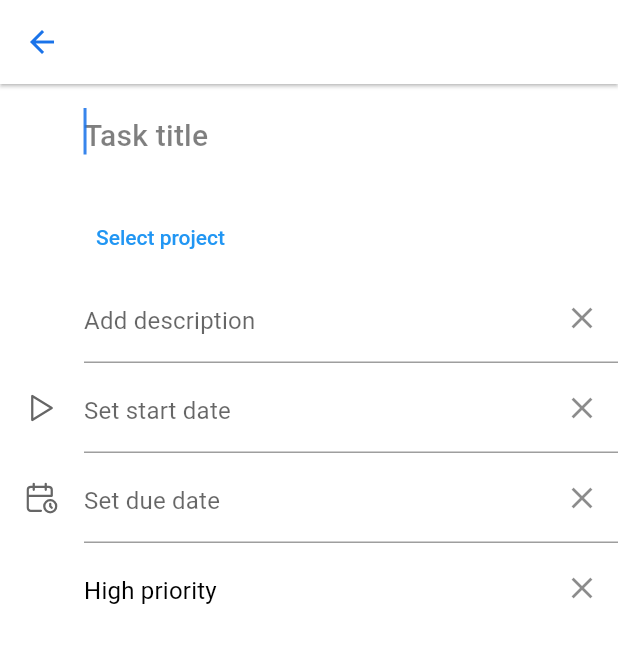
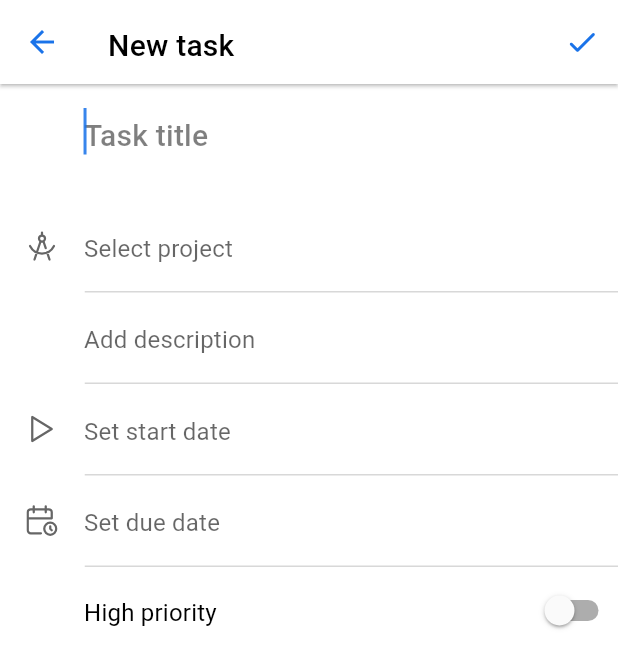
Before and after one commit to ONLYOFFICE/projects-mobile, a Flutter app: the NewTaskView screen opened by its route, on a phone screen of 412 x 824 dp. Shown: the top 668 px of the screen. Run offline on Flutter 3.47's test engine with Material 2 defaults, Android fonts, the phone set to English and light mode, and no system bars; our stand-ins replace flutter_secure_storage, flutter_svg, get, get_it, get_storage, pull_to_refresh and 3 more; missing offline and left inert: bottom_sheet, darq, drop_cap_text; accounts and stored records are empty; generated files the repository leaves out were written again.

Commit message:
new task project and milestone selection, description editing

```diff
--- a/lib/domain/controllers/tasks/new_task_controller.dart
+++ b/lib/domain/controllers/tasks/new_task_controller.dart
@@ -1,11 +1,80 @@
-import 'package:flutter/cupertino.dart';
 import 'package:get/get.dart';
+import 'package:projects/presentation/shared/widgets/styled_alert_dialog.dart';
 
 class NewTaskController extends GetxController {
-  RxBool projectSelected = false.obs;
+  var _selectedProjectId;
+  RxString selectedProjectTitle = ''.obs;
 
-  var projectFieldC = TextEditingController();
-  var descriptionFieldC = TextEditingController();
-  var startDateFieldC = TextEditingController();
-  var dueDateFieldC = TextEditingController();
+  var _selectedMilestoneId;
+  RxString selectedMilestoneTitle = ''.obs;
+
+  RxString description = ''.obs;
+  RxBool highPriority = false.obs;
+
+  RxBool selectProjectError = false.obs;
+
+  int get selectedProjectId => _selectedProjectId;
+  int get selectedMilestoneId => _selectedMilestoneId;
+
+  void changeProjectSelection({var id, String title}) {
+    if (id != null && title != null) {
+      selectedProjectTitle.value = title;
+      _selectedProjectId = id;
+      selectProjectError.value = false;
+    } else {
+      removeProjectSelection();
+    }
+    Get.back();
+  }
+
+  void removeProjectSelection() {
+    _selectedProjectId = null;
+    selectedProjectTitle.value = '';
+  }
+
+  void changeMilestoneSelection({var id, String title}) {
+    if (id != null && title != null) {
+      selectedMilestoneTitle.value = title;
+      _selectedMilestoneId = id;
+    } else {
+      removeMilestoneSelection();
+    }
+    Get.back();
+  }
+
+  void removeMilestoneSelection() {
+    _selectedMilestoneId = null;
+    selectedMilestoneTitle.value = '';
+  }
+
+  void changePriority(bool value) {
+    highPriority.value = value;
+  }
+
+  void confirmDescription(String newText) {
+    description.value = newText;
+    Get.back();
+  }
+
+  void leaveDescriptionView(String typedText) {
+    if (typedText.isEmpty) {
+      Get.back();
+    } else {
+      Get.dialog(StyledAlertDialog(
+        titleText: 'Discard changes?',
+        contentText: 'If you leave, all changes will be lost.',
+        acceptText: 'DELETE',
+        onAcceptTap: () {
+          Get.back();
+          Get.back();
+        },
+        onCancelTap: () => Get.back(),
+      ));
+    }
+  }
+
+  void confirm() {
+    print(_selectedProjectId);
+    if (_selectedProjectId == null) selectProjectError.value = true;
+  }
 }
--- a/lib/internal/locator.dart
+++ b/lib/internal/locator.dart
@@ -72,9 +72,9 @@ void setupLocator() {
   Get.lazyPut(() => CommentsController(), fenix: true);
   Get.lazyPut(() => FilesController(), fenix: true);
   Get.lazyPut(() => GroupsController(), fenix: true);
-  Get.lazyPut(() => MilestonesController());
+  Get.lazyPut(() => MilestonesController(), fenix: true);
   Get.lazyPut(() => NewTaskController(), fenix: true);
-  Get.lazyPut(() => ProjectsController());
+  Get.lazyPut(() => ProjectsController(), fenix: true);
   Get.lazyPut(() => StatusesController(), fenix: true);
   Get.lazyPut(() => TaskFilterController());
   Get.lazyPut(() => TaskStatusesController(), fenix: true);
--- a/lib/internal/pages_setup.dart
+++ b/lib/internal/pages_setup.dart
@@ -4,12 +4,14 @@ import 'package:projects/presentation/views/authentication/code_view.dart';
 import 'package:projects/presentation/views/authentication/login_view.dart';
 import 'package:projects/presentation/views/authentication/portal_view.dart';
 import 'package:projects/presentation/views/navigation_view.dart';
+import 'package:projects/presentation/views/new_task/new_task_description.dart';
 import 'package:projects/presentation/views/new_task/new_task_view.dart';
+import 'package:projects/presentation/views/new_task/select/select_milestone_view.dart';
 import 'package:projects/presentation/views/project_detailed/project_detailed_view.dart';
 import 'package:projects/presentation/views/projects_view/new_project/descriprion_view.dart';
 import 'package:projects/presentation/views/projects_view/new_project/new_project_view.dart';
 import 'package:projects/presentation/views/projects_view/new_project/project_manager_view.dart';
-import 'package:projects/presentation/views/new_task/select_project_view.dart';
+import 'package:projects/presentation/views/new_task/select/select_project_view.dart';
 import 'package:projects/presentation/views/projects_view/new_project/team_selection.dart';
 import 'package:projects/presentation/views/projects_view/projects_view.dart';
 import 'package:projects/presentation/views/projects_view/project_search_view.dart';
@@ -25,7 +27,9 @@ List<GetPage> getxPages() => [
       GetPage(name: 'NavigationView', page: () => NavigationView()),
       GetPage(name: 'TaskDetailedView', page: () => TaskDetailedView()),
       GetPage(name: 'NewTaskView', page: () => NewTaskView()),
+      GetPage(name: 'NewTaskDescription', page: () => NewTaskDescription()),
       GetPage(name: 'SelectProjectView', page: () => SelectProjectView()),
+      GetPage(name: 'SelectMilestoneView', page: () => SelectMilestoneView()),
       GetPage(name: 'ProjectSearchView', page: () => ProjectSearchView()),
       GetPage(name: 'NewProject', page: () => NewProject()),
       GetPage(
--- a/lib/presentation/shared/widgets/styled_app_bar.dart
+++ b/lib/presentation/shared/widgets/styled_app_bar.dart
@@ -11,9 +11,10 @@ class StyledAppBar extends StatelessWidget implements PreferredSizeWidget {
   final List<Widget> actions;
   final Widget bottom;
   final double elevation;
+  final Widget leading;
 
-  StyledAppBar({
-    Key key,
+  StyledAppBar(
+      {Key key,
       this.actions,
       this.elevation = 1,
       this.title,
@@ -22,7 +23,8 @@ class StyledAppBar extends StatelessWidget implements PreferredSizeWidget {
       this.bottom,
       this.bottomHeight = 44,
       this.showBackButton = true,
-  })  : assert(titleText == null || title == null),
+      this.leading})
+      : assert(titleText == null || title == null),
         // assert((bottom != null || bottomHeight == null) ||
         //     (bottom == null && bottomHeight == null)),
         // assert((bottom != null || bottomHeight == null)),
@@ -41,6 +43,7 @@ class StyledAppBar extends StatelessWidget implements PreferredSizeWidget {
       backgroundColor: lightColors.onPrimarySurface,
       automaticallyImplyLeading: showBackButton,
       elevation: elevation,
+      leading: leading,
       textTheme: TextTheme(
           headline6: TextStyleHelper.headline6(color: lightColors.onSurface)),
       actions: actions,
--- /dev/null
+++ b/lib/presentation/shared/widgets/styled_divider.dart
@@ -0,0 +1,29 @@
+import 'package:flutter/material.dart';
+import 'package:projects/presentation/shared/theme/custom_theme.dart';
+
+// TODO: Styled Divider. Delete as see
+class StyledDivider extends StatelessWidget {
+  final double leftPadding;
+  final double rightPadding;
+  final double height;
+  final double thickness;
+  const StyledDivider({
+    Key key,
+    this.leftPadding,
+    this.rightPadding,
+    this.height = 1,
+    this.thickness = 1,
+  }) : super(key: key);
+
+  @override
+  Widget build(BuildContext context) {
+    return Divider(
+      key: key,
+      indent: leftPadding,
+      endIndent: rightPadding,
+      color: Theme.of(context).customColors().outline,
+      thickness: thickness,
+      height: height,
+    );
+  }
+}
--- a/lib/presentation/views/new_task/new_task_view.dart
+++ b/lib/presentation/views/new_task/new_task_view.dart
@@ -5,17 +5,25 @@ import 'package:projects/presentation/shared/theme/custom_theme.dart';
 import 'package:projects/presentation/shared/theme/text_styles.dart';
 import 'package:projects/presentation/shared/widgets/app_icons.dart';
 import 'package:projects/presentation/shared/widgets/styled_app_bar.dart';
+import 'package:projects/presentation/shared/widgets/styled_divider.dart';
 
 class NewTaskView extends StatelessWidget {
   const NewTaskView({Key key}) : super(key: key);
 
   @override
   Widget build(BuildContext context) {
-    var _newTaskController = Get.find<NewTaskController>();
+    var controller = Get.find<NewTaskController>();
 
     return Scaffold(
       backgroundColor: Theme.of(context).customColors().backgroundColor,
-      appBar: StyledAppBar(),
+      appBar: StyledAppBar(
+        titleText: 'New task',
+        actions: [
+          IconButton(
+              icon: Icon(Icons.check_rounded),
+              onPressed: () => controller.confirm())
+        ],
+      ),
       body: SingleChildScrollView(
         child: Obx(
           () => Column(
@@ -42,67 +50,49 @@ class NewTaskView extends StatelessWidget {
                       border: InputBorder.none),
                 ),
               ),
+              NewTaskInfo(
+                text: controller.selectedProjectTitle.isEmpty
+                    ? 'Select project'
+                    : controller.selectedProjectTitle.value,
+                icon: SvgIcons.project,
+                textColor: controller.selectProjectError.isTrue
+                    ? Theme.of(context).customColors().error
+                    : null, //default color
+                onTap: () => Get.toNamed('SelectProjectView'),
+              ),
+              if (controller.selectedProjectTitle.isNotEmpty)
+                NewTaskInfo(
+                  text: controller.selectedMilestoneTitle.isEmpty
+                      ? 'Add milestone'
+                      : controller.selectedMilestoneTitle.value,
+                  icon: SvgIcons.milestone,
+                  onTap: () => Get.toNamed('SelectMilestoneView'),
+                ),
+              if (controller.selectedProjectTitle.isNotEmpty)
+                NewTaskInfo(text: 'Add responsible', icon: SvgIcons.person),
+              NewTaskInfo(
+                text: controller.description.value.isEmpty
+                    ? 'Add description'
+                    : controller.description.value,
+                onTap: () => Get.toNamed('NewTaskDescription'),
+              ),
+              NewTaskInfo(icon: SvgIcons.start_date, text: 'Set start date'),
+              NewTaskInfo(icon: SvgIcons.due_date, text: 'Set due date'),
+              const SizedBox(height: 5),
               Row(
+                mainAxisAlignment: MainAxisAlignment.spaceBetween,
                 children: [
-                  SizedBox(width: 56),
-                  TextButton(
-                      onPressed: () => Get.toNamed('SelectProjectView'),
-                      child: Text('Select project'))
+                  Padding(
+                    padding: const EdgeInsets.only(left: 56),
+                    child: Text('High priority',
+                        style: TextStyleHelper.subtitle1(
+                            color: Theme.of(context).customColors().onSurface)),
+                  ),
+                  Switch(
+                    value: controller.highPriority.value,
+                    onChanged: (value) => controller.changePriority(value),
+                  )
                 ],
-              ),
-              // NewTaskInfo(
-              //     hintText: 'Select project',
-              //     controller: _newTaskController.projectFieldC,
-              //     onChanged: (value) =>
-              //         _newTaskController.projectSelected.value = true,
-              //     icon: AppIcon(
-              //         icon: SvgIcons.project,
-              //         color: Theme.of(context)
-              //             .customColors()
-              //             .onSurface
-              //             .withOpacity(0.6))),
-              if (_newTaskController.projectSelected.isTrue)
-                NewTaskInfo(
-                  hintText: 'Add milestone',
-                  icon: AppIcon(
-                      icon: SvgIcons.milestone,
-                      color: Theme.of(context)
-                          .customColors()
-                          .onSurface
-                          .withOpacity(0.6)),
-                ),
-              if (_newTaskController.projectSelected.isTrue)
-                NewTaskInfo(
-                    hintText: 'Add responsible',
-                    icon: AppIcon(
-                        icon: SvgIcons.person,
-                        color: Theme.of(context)
-                            .customColors()
-                            .onSurface
-                            .withOpacity(0.6))),
-              NewTaskInfo(hintText: 'Add description'),
-              NewTaskInfo(
-                  icon: AppIcon(
-                      icon: SvgIcons.start_date,
-                      color: Theme.of(context)
-                          .customColors()
-                          .onSurface
-                          .withOpacity(0.6)),
-                  hintText: 'Set start date'),
-              NewTaskInfo(
-                icon: AppIcon(
-                    icon: SvgIcons.due_date,
-                    color: Theme.of(context)
-                        .customColors()
-                        .onSurface
-                        .withOpacity(0.6)),
-                hintText: 'Set due date',
-              ),
-              NewTaskInfo(
-                hintText: 'High priority',
-                hintTextStyle: TextStyleHelper.subtitle1(
-                    color: Theme.of(context).customColors().onSurface),
-                enableBorder: false,
               ),
             ],
           ),
@@ -113,55 +103,60 @@ class NewTaskView extends StatelessWidget {
 }
 
 class NewTaskInfo extends StatelessWidget {
-  final Widget icon;
-  final TextEditingController controller;
-  final Function(String value) onChanged;
-  final String hintText;
-  final TextStyle hintTextStyle;
+  final String icon;
+  final Function() onTap;
+  final String text;
+  final TextStyle textStyle;
+  final Color textColor;
   final bool enableBorder;
-  const NewTaskInfo(
-      {Key key,
-      this.icon,
-      this.controller,
-      this.onChanged,
-      this.hintText,
-      this.hintTextStyle,
-      this.enableBorder = true})
-      : super(key: key);
+  const NewTaskInfo({
+    Key key,
+    this.icon,
+    this.onTap,
+    this.textStyle,
+    this.textColor,
+    this.enableBorder = true,
+    @required this.text,
+  }) : super(key: key);
 
   @override
   Widget build(BuildContext context) {
-    return Row(
-      children: [
-        SizedBox(
-          width: 56,
-          child: icon,
-        ),
-        Expanded(
-          child: TextField(
-            controller: controller,
-            onChanged: onChanged,
-            cursorColor:
-                Theme.of(context).customColors().primary.withOpacity(0.87),
-            decoration: InputDecoration(
-                hintText: hintText,
-                contentPadding: const EdgeInsets.symmetric(vertical: 18),
-                counterStyle: TextStyle(color: Colors.red),
-                hintStyle: hintTextStyle ??
-                    TextStyleHelper.subtitle1(
+    return InkWell(
+      onTap: onTap,
+      child: Column(
+        children: [
+          Row(
+            mainAxisAlignment: MainAxisAlignment.start,
+            children: [
+              SizedBox(
+                width: 56,
+                child: icon != null
+                    ? AppIcon(
+                        icon: icon,
                         color: Theme.of(context)
                             .customColors()
                             .onSurface
-                            .withOpacity(0.6)),
-                suffixIcon: Icon(Icons.close),
-                border: enableBorder
-                    ? UnderlineInputBorder(
-                        borderSide: BorderSide(
-                            width: 1, color: const Color(0xffD8D8D8)))
-                    : InputBorder.none),
+                            .withOpacity(0.6))
+                    : null,
+              ),
+              Flexible(
+                child: Padding(
+                  padding: const EdgeInsets.symmetric(vertical: 18),
+                  child: Text(text,
+                      style: textStyle ??
+                          TextStyleHelper.subtitle1(
+                              color: textColor ??
+                                  Theme.of(context)
+                                      .customColors()
+                                      .onSurface
+                                      .withOpacity(0.6))),
+                ),
+              ),
+            ],
           ),
-        )
-      ],
+          if (enableBorder) StyledDivider(leftPadding: 56.5),
+        ],
+      ),
     );
   }
 }
--- a/lib/presentation/views/task_detailed/task_detailed_view.dart
+++ b/lib/presentation/views/task_detailed/task_detailed_view.dart
@@ -125,9 +125,11 @@ class _Tab extends StatelessWidget {
         if (count != null) const SizedBox(width: 8),
         if (count != null)
           Container(
-            constraints: BoxConstraints(minHeight: 25, minWidth: 25),
+            height: 20,
+            padding: const EdgeInsets.symmetric(horizontal: 6),
+            constraints: BoxConstraints(minWidth: 20),
             decoration: BoxDecoration(
-                shape: BoxShape.circle,
+                borderRadius: BorderRadius.circular(12),
                 color: currentTab
                     ? Theme.of(context).customColors().primary
                     : Theme.of(context)
```
Also changed, not shown: lib/presentation/views/new_task/new_task_description.dart (added, +44 -0 lines), lib/presentation/views/new_task/select/select_milestone_view.dart (added, +101 -0 lines), lib/presentation/views/new_task/select/select_project_view.dart (added, +84 -0 lines), lib/presentation/views/new_task/select_project_view.dart (deleted, +0 -32 lines). Lines whose indentation alone changed are shown as unchanged.
